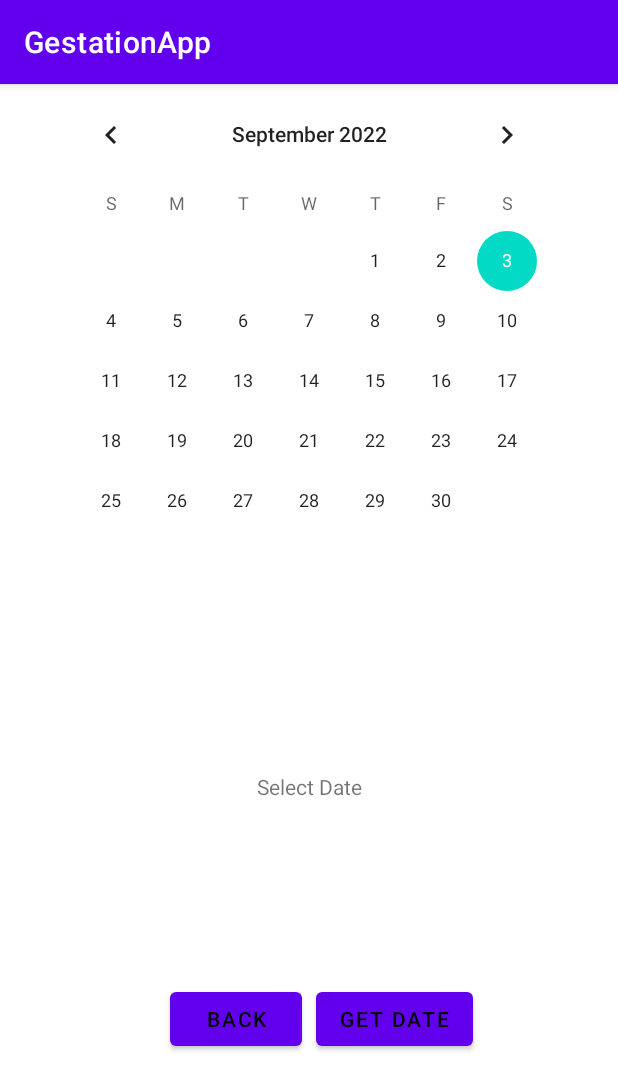
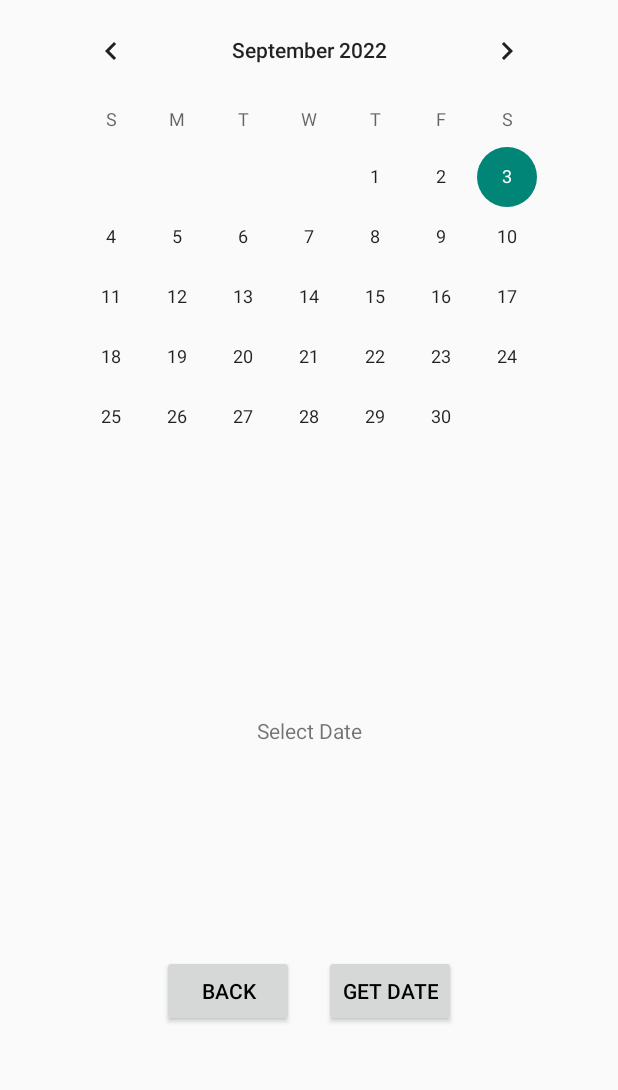
Before and after one commit to andrew-of-ulster/GestationApp, an Android app: the datePage screen opened directly, with no data from a screen before it, on a phone screen of 412 x 824 dp. Shown: the top 1090 px of the screen. Run offline under Robolectric (Android 15) with nearby library versions, the phone set to English and light mode, and no system bars.

Commit message:
Changed theme

```diff
--- a/app/src/main/java/com/example/gestationapp/datePage.java
+++ b/app/src/main/java/com/example/gestationapp/datePage.java
@@ -30,27 +30,22 @@ public class datePage extends AppCompatActivity {
         op = (TextView) findViewById(R.id.output);
 
 
-        SimpleDateFormat sdf = new SimpleDateFormat("dd/MM/yyyy");
-
 
         simpleCalendarView.setOnDateChangeListener(new CalendarView.OnDateChangeListener(){
 
             @Override
             public void onSelectedDayChange( CalendarView view, int year, int month, int dayOfMonth) {
-                //long selectedDate = view.
-           // selectedDate += 86400000;
+
 
                 Date d = new Date(year-1900, month, dayOfMonth);
 
             Calendar c= Calendar.getInstance();
             c.setTime(d);
 
-            c.add(Calendar.DATE, 1);
+            c.add(Calendar.DATE, 280);
             c.add(Calendar.MONTH,1);
             c.add(Calendar.YEAR, 1900);
             Date future = c.getTime();
-               String curDate = dayOfMonth + "/" + ++month + "/" + year;
-
 
                op.setText((future.getDate() + "/" + future.getMonth() + "/" + future.getYear()));
 
--- a/app/src/main/res/values-night/themes.xml
+++ b/app/src/main/res/values-night/themes.xml
@@ -1,6 +1,6 @@
 <resources xmlns:tools="http://schemas.android.com/tools">
     <!-- Base application theme. -->
-    <style name="Theme.GestationApp" parent="Theme.MaterialComponents.DayNight.DarkActionBar">
+    <style name="Theme.GestationApp" parent="Theme.AppCompat.Light.NoActionBar">
         <!-- Primary brand color. -->
         <item name="colorPrimary">@color/purple_200</item>
         <item name="colorPrimaryVariant">@color/purple_700</item>
--- a/app/src/main/res/values/themes.xml
+++ b/app/src/main/res/values/themes.xml
@@ -1,6 +1,6 @@
 <resources xmlns:tools="http://schemas.android.com/tools">
     <!-- Base application theme. -->
-    <style name="Theme.GestationApp" parent="Theme.MaterialComponents.DayNight.DarkActionBar">
+    <style name="Theme.GestationApp" parent="Theme.AppCompat.Light.NoActionBar">
         <!-- Primary brand color. -->
         <item name="colorPrimary">@color/purple_500</item>
         <item name="colorPrimaryVariant">@color/purple_700</item>
```
